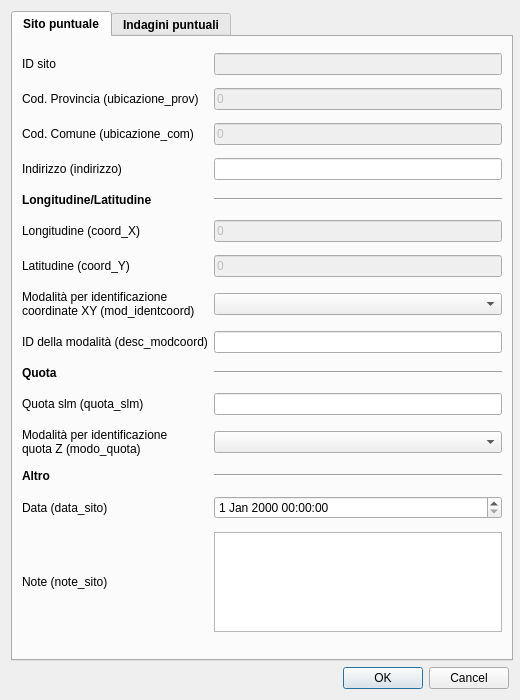
CNR-IGAG/mzs-tools, file mzs_tools/editing/sito_puntuale.ui: the form before one commit.
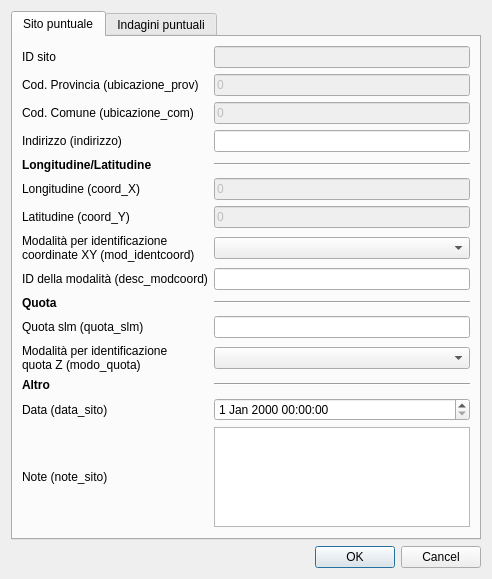
The form after the commit. Custom widgets are drawn as their Qt base class.

Commit message: switching to dnd auto-generated forms

Patch:
```diff
--- a/mzs_tools/editing/sito_puntuale.ui
+++ b/mzs_tools/editing/sito_puntuale.ui
@@ -2,32 +2,6 @@
 <ui version="4.0">
  <class>siti_puntuali</class>
  <widget class="QDialog" name="siti_puntuali">
-  <property name="geometry">
-   <rect>
-    <x>0</x>
-    <y>0</y>
-    <width>520</width>
-    <height>700</height>
-   </rect>
-  </property>
-  <property name="sizePolicy">
-   <sizepolicy hsizetype="Fixed" vsizetype="Fixed">
-    <horstretch>0</horstretch>
-    <verstretch>0</verstretch>
-   </sizepolicy>
-  </property>
-  <property name="minimumSize">
-   <size>
-    <width>520</width>
-    <height>700</height>
-   </size>
-  </property>
-  <property name="maximumSize">
-   <size>
-    <width>1500</width>
-    <height>1500</height>
-   </size>
-  </property>
   <property name="windowTitle">
    <string>Siti puntuali</string>
   </property>
@@ -40,70 +14,6 @@
      <property name="enabled">
       <bool>true</bool>
      </property>
-     <property name="sizePolicy">
-      <sizepolicy hsizetype="Expanding" vsizetype="Expanding">
-       <horstretch>0</horstretch>
-       <verstretch>0</verstretch>
-      </sizepolicy>
-     </property>
-     <property name="minimumSize">
-      <size>
-       <width>502</width>
-       <height>435</height>
-      </size>
-     </property>
-     <property name="maximumSize">
-      <size>
-       <width>1450</width>
-       <height>1450</height>
-      </size>
-     </property>
-     <property name="palette">
-      <palette>
-       <active>
-        <colorrole role="Light">
-         <brush brushstyle="SolidPattern">
-          <color alpha="255">
-           <red>255</red>
-           <green>255</green>
-           <blue>255</blue>
-          </color>
-         </brush>
-        </colorrole>
-       </active>
-       <inactive>
-        <colorrole role="Light">
-         <brush brushstyle="SolidPattern">
-          <color alpha="255">
-           <red>255</red>
-           <green>255</green>
-           <blue>255</blue>
-          </color>
-         </brush>
-        </colorrole>
-       </inactive>
-       <disabled>
-        <colorrole role="Light">
-         <brush brushstyle="SolidPattern">
-          <color alpha="255">
-           <red>255</red>
-           <green>255</green>
-           <blue>255</blue>
-          </color>
-         </brush>
-        </colorrole>
-       </disabled>
-      </palette>
-     </property>
-     <property name="font">
-      <font>
-       <weight>75</weight>
-       <bold>true</bold>
-      </font>
-     </property>
-     <property name="toolTip">
-      <string/>
-     </property>
      <property name="currentIndex">
       <number>0</number>
      </property>
@@ -249,18 +159,18 @@
             <colorrole role="Text">
              <brush brushstyle="SolidPattern">
               <color alpha="255">
-               <red>113</red>
-               <green>113</green>
-               <blue>113</blue>
+               <red>170</red>
+               <green>170</green>
+               <blue>172</blue>
               </color>
              </brush>
             </colorrole>
             <colorrole role="PlaceholderText">
              <brush brushstyle="NoBrush">
               <color alpha="128">
-               <red>113</red>
-               <green>113</green>
-               <blue>113</blue>
+               <red>120</red>
+               <green>120</green>
+               <blue>120</blue>
               </color>
              </brush>
             </colorrole>
@@ -269,18 +179,18 @@
             <colorrole role="Text">
              <brush brushstyle="SolidPattern">
               <color alpha="255">
-               <red>113</red>
-               <green>113</green>
-               <blue>113</blue>
+               <red>170</red>
+               <green>170</green>
+               <blue>172</blue>
               </color>
              </brush>
             </colorrole>
             <colorrole role="PlaceholderText">
              <brush brushstyle="NoBrush">
               <color alpha="128">
-               <red>113</red>
-               <green>113</green>
-               <blue>113</blue>
+               <red>120</red>
+               <green>120</green>
+               <blue>120</blue>
               </color>
              </brush>
             </colorrole>
```
The commit also changes 7 other files.
